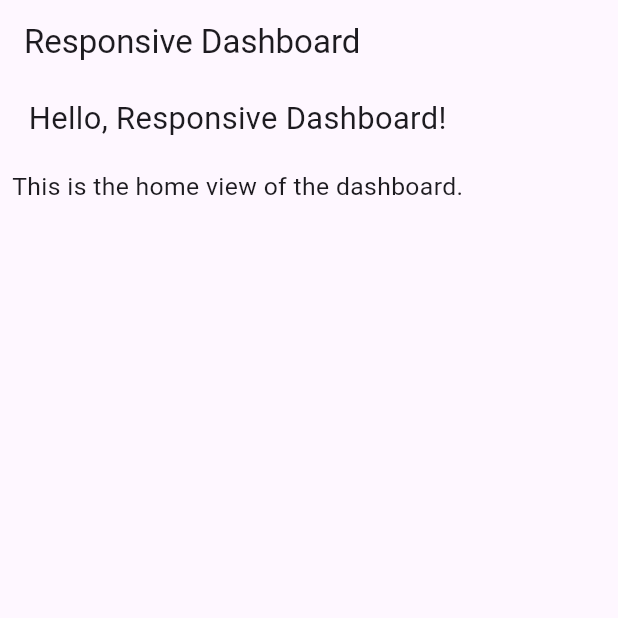
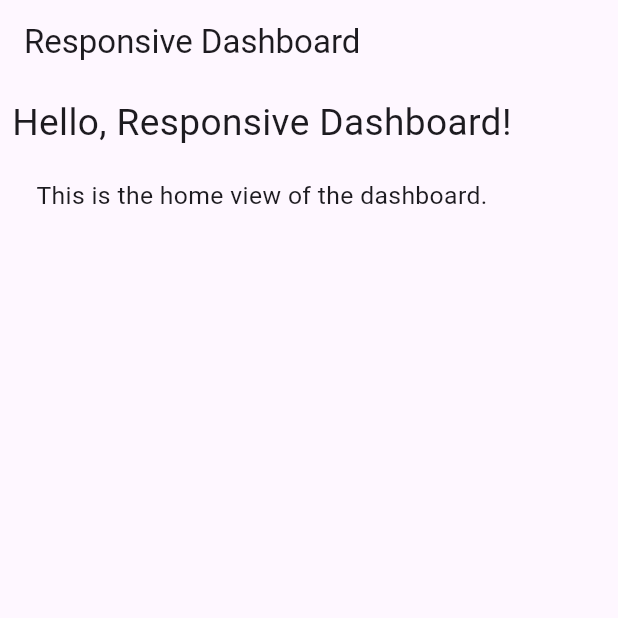
Before and after one commit to OmarGamalDev/responsive-dash-board, a Flutter app: the screen it shows after launch, on a phone screen of 412 x 824 dp, the top half of it. Run offline on Flutter 3.47's test engine with Material 3 defaults, Android fonts, the phone set to English and light mode, and no system bars; our stand-ins replace device_preview.

Commit message:
refactor: implement responsive font sizing with scalefactor and lower,upper limit

```diff
--- a/lib/home_view.dart
+++ b/lib/home_view.dart
@@ -13,16 +13,12 @@ class HomeView extends StatelessWidget {
           children: <Widget>[
             Text(
               'Hello, Responsive Dashboard!',
-              style: TextStyle(
-                fontSize: MediaQuery.of(context).size.width * 0.05,
-              ),
+              style: TextStyle(fontSize: getResponsiveFontSize(context: context, fontSize: 24)),
             ),
             SizedBox(height: 20),
             Text(
               'This is the home view of the dashboard.',
-              style: TextStyle(
-                fontSize: MediaQuery.of(context).size.width * 0.04,
-              ),
+              style: TextStyle(fontSize: getResponsiveFontSize(context: context, fontSize: 16)),
             ),
           ],
         ),
@@ -30,3 +26,22 @@ class HomeView extends StatelessWidget {
     );
   }
 }
+
+double getResponsiveFontSize({required BuildContext context, required double fontSize}) {
+  double scaleFactor = getScaleFactor(context);
+  double responsiveFontSize = fontSize * scaleFactor;
+  double lowerLimit = fontSize * 0.8;
+  double upperLimit = fontSize * 1.2;
+  return responsiveFontSize.clamp(lowerLimit, upperLimit);
+}
+
+double getScaleFactor(BuildContext context) {
+  double width = MediaQuery.sizeOf(context).width;
+  if (width < 600) {
+    return width / 400;
+  } else if (width < 1200) {
+    return width / 700;
+  } else {
+    return width / 1000;
+  }
+}
```
